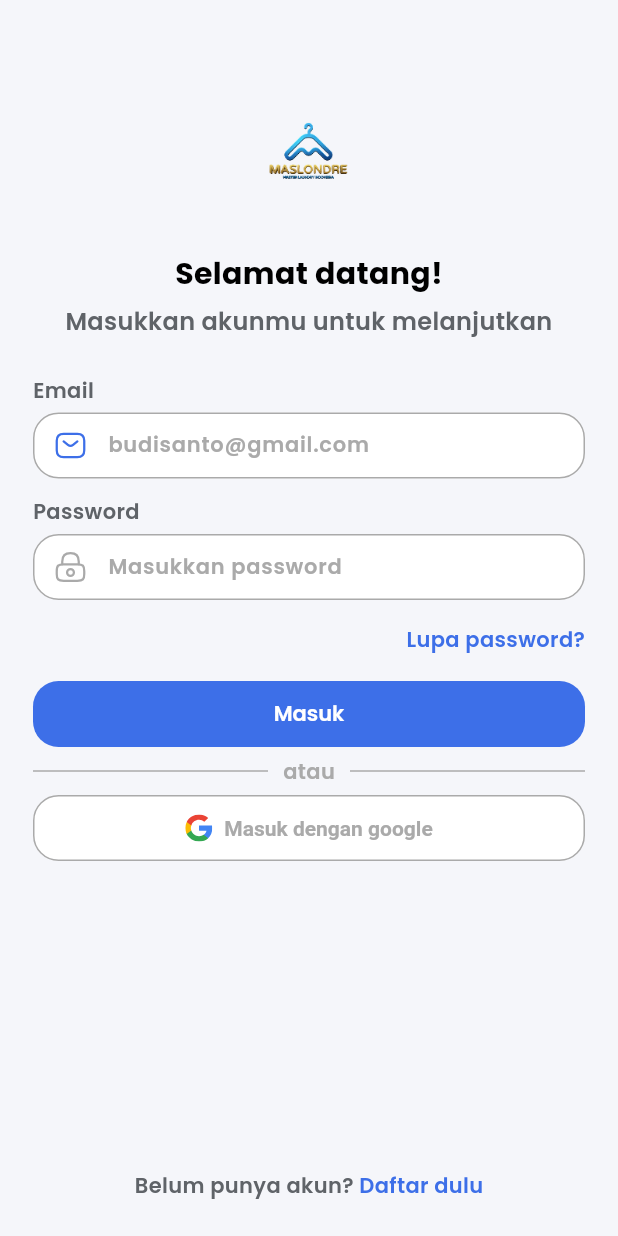
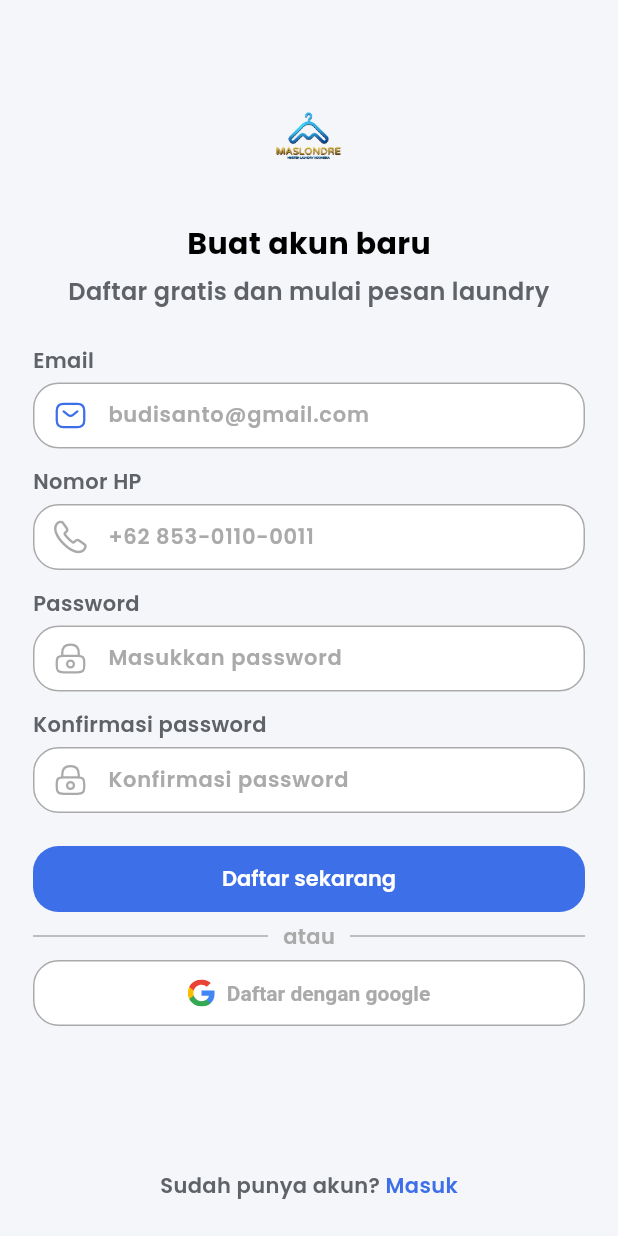
Before and after one commit to 12512512010011101/slicing_laundryapp, a Flutter app: the screen it shows after launch, after a tap on "Daftar dulu", on a phone screen of 412 x 824 dp. Run offline on Flutter 3.47's test engine with Material 3 defaults, Android fonts, the phone set to English and light mode, and no system bars; our stand-ins replace flutter_svg, google_fonts.

Commit message:
penambahan layar register/daftar

```diff
--- a/lib/screens/login_screen.dart
+++ b/lib/screens/login_screen.dart
@@ -1,4 +1,5 @@
 import 'package:flutter/material.dart';
+import 'register_screen.dart';
 import '../core/app_icons.dart';
 import '../core/theme/app_colors.dart';
 import '../widgets/app_text_field.dart';
@@ -22,7 +23,7 @@ class LoginScreen extends StatelessWidget {
                   child: Column(
                     children: [
                       const SizedBox(height: 40),
-                      Image.asset('assets/images/logo.png', height: 120),
+                      Image.asset('assets/images/logo.png', height: 160),
                       const SizedBox(height: 8),
                       const Text(
                         'Selamat datang!',
@@ -58,7 +59,7 @@ class LoginScreen extends StatelessWidget {
                       Align(
                         alignment: Alignment.centerRight,
                         child: InkWell(
-                          onTap: () {}, // TODO: ke layar lupa password
+                          onTap: () {},
                           child: const Text(
                             'Lupa password?',
                             style: TextStyle(
@@ -107,8 +108,12 @@ class LoginScreen extends StatelessWidget {
                                 fontWeight: FontWeight.w600,
                                 color: AppColors.grey),
                           ),
-                          InkWell(
-                            onTap: () {}, // TODO: ke layar register
+                                                    InkWell(
+                            onTap: () => Navigator.push(
+                              context,
+                              MaterialPageRoute(
+                                  builder: (_) => const RegisterScreen()),
+                            ),
                             child: const Text(
                               'Daftar dulu',
                               style: TextStyle(
--- /dev/null
+++ b/lib/screens/register_screen.dart
@@ -0,0 +1,85 @@
+import 'package:flutter/material.dart';
+import '../core/app_icons.dart';
+import '../core/theme/app_colors.dart';
+import '../widgets/app_text_field.dart';
+import '../widgets/auth_widgets.dart';
+import '../widgets/primary_button.dart';
+
+class RegisterScreen extends StatelessWidget {
+  const RegisterScreen({super.key});
+
+  @override
+  Widget build(BuildContext context) {
+    return Scaffold(
+      body: SafeArea(
+        child: LayoutBuilder(
+          builder: (context, constraints) => SingleChildScrollView(
+            child: ConstrainedBox(
+              constraints: BoxConstraints(minHeight: constraints.maxHeight),
+              child: IntrinsicHeight(
+                child: Padding(
+                  padding: const EdgeInsets.symmetric(
+                      horizontal: AppSpacing.pageMargin),
+                  child: Column(
+                    children: [
+                      const AuthHeader(
+                        title: 'Buat akun baru',
+                        subtitle: 'Daftar gratis dan mulai pesan laundry',
+                        logoHeight: 100,
+                      ),
+                      AppTextField(
+                        label: 'Email',
+                        hint: 'budisanto@gmail.com',
+                        keyboardType: TextInputType.emailAddress,
+                        prefix: svgIcon('sms', color: AppColors.primary),
+                      ),
+                      const SizedBox(height: 12),
+                      AppTextField(
+                        label: 'Nomor HP',
+                        hint: '+62 853-0110-0011',
+                        keyboardType: TextInputType.phone,
+                        prefix: svgIcon('call', color: AppColors.placeholder),
+                      ),
+                      const SizedBox(height: 12),
+                      AppTextField(
+                        label: 'Password',
+                        hint: 'Masukkan password',
+                        obscure: true,
+                        prefix: svgIcon('lock', color: AppColors.placeholder),
+                      ),
+                      const SizedBox(height: 12),
+                      AppTextField(
+                        label: 'Konfirmasi password',
+                        hint: 'Konfirmasi password',
+                        obscure: true,
+                        prefix: svgIcon('lock', color: AppColors.placeholder),
+                      ),
+                      const SizedBox(height: 20),
+                      PrimaryButton(label: 'Daftar sekarang', onPressed: () {}),
+                      const SizedBox(height: 4),
+                      const OrDivider(),
+                      const SizedBox(height: 4),
+                      PrimaryButton(
+                        label: 'Daftar dengan google',
+                        outlined: true,
+                        icon: svgIcon('google', size: 18),
+                        onPressed: () {},
+                      ),
+                      const Spacer(),
+                      AuthFooter(
+                        question: 'Sudah punya akun?',
+                        action: 'Masuk',
+                        onTap: () => Navigator.pop(context),
+                      ),
+                      const SizedBox(height: 24),
+                    ],
+                  ),
+                ),
+              ),
+            ),
+          ),
+        ),
+      ),
+    );
+  }
+}
--- /dev/null
+++ b/lib/widgets/auth_widgets.dart
@@ -0,0 +1,106 @@
+import 'package:flutter/material.dart';
+import '../core/theme/app_colors.dart';
+
+class AuthHeader extends StatelessWidget {
+  final String title;
+  final String subtitle;
+  final double logoHeight;
+  final double topspacing;
+
+  const AuthHeader({
+    super.key,
+    required this.title,
+    required this.subtitle,
+    this.logoHeight = 120,
+    this.topspacing = 40,
+  });
+
+  @override
+  Widget build(BuildContext context) {
+    return Column(
+      children: [
+        const SizedBox(height: 40),
+        Image.asset('assets/images/logo.png', height: logoHeight),
+        const SizedBox(height: 8),
+        Text(
+          title,
+          style: const TextStyle(
+              fontSize: 20, fontWeight: FontWeight.w700, color: Colors.black),
+        ),
+        const SizedBox(height: 6),
+        Text(
+          subtitle,
+          textAlign: TextAlign.center,
+          style: const TextStyle(
+              fontSize: 16,
+              fontWeight: FontWeight.w600,
+              color: AppColors.grey),
+        ),
+        const SizedBox(height: 24),
+      ],
+    );
+  }
+}
+
+class OrDivider extends StatelessWidget {
+  const OrDivider({super.key});
+
+  @override
+  Widget build(BuildContext context) {
+    return const Row(
+      children: [
+        Expanded(child: Divider(color: AppColors.placeholder)),
+        Padding(
+          padding: EdgeInsets.symmetric(horizontal: 10),
+          child: Text(
+            'atau',
+            style: TextStyle(
+                fontSize: 14,
+                fontWeight: FontWeight.w600,
+                color: AppColors.placeholder),
+          ),
+        ),
+        Expanded(child: Divider(color: AppColors.placeholder)),
+      ],
+    );
+  }
+}
+
+class AuthFooter extends StatelessWidget {
+  final String question;
+  final String action;
+  final VoidCallback onTap;
+
+  const AuthFooter({
+    super.key,
+    required this.question,
+    required this.action,
+    required this.onTap,
+  });
+
+  @override
+  Widget build(BuildContext context) {
+    return Row(
+      mainAxisAlignment: MainAxisAlignment.center,
+      children: [
+        Text(
+          '$question ',
+          style: const TextStyle(
+              fontSize: 14,
+              fontWeight: FontWeight.w600,
+              color: AppColors.grey),
+        ),
+        InkWell(
+          onTap: onTap,
+          child: Text(
+            action,
+            style: const TextStyle(
+                fontSize: 14,
+                fontWeight: FontWeight.w600,
+                color: AppColors.primary),
+          ),
+        ),
+      ],
+    );
+  }
+}
```
Also changed, not shown: assets/fonts/Poppins-Bold.ttf (added), assets/fonts/Poppins-ExtraBold.ttf (added), assets/fonts/Poppins-MediumItalic.ttf (added), assets/fonts/Poppins-Regular.ttf (added), assets/fonts/Poppins-SemiBold.ttf (added), assets/icons/call.svg (added).
